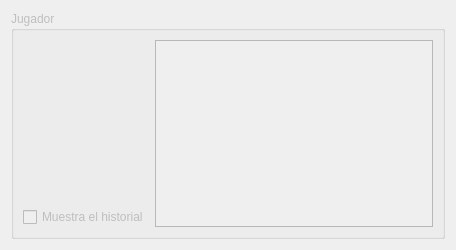
First picture: the form in ui/wdgUserPanel.ui, repository turulomio/glparchis, before the edit.
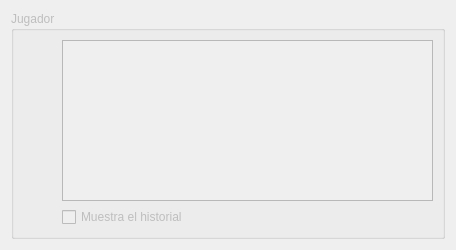
Second picture: the form after the edit. Icons and pictures are not drawn.

```diff
--- a/ui/wdgUserPanel.ui
+++ b/ui/wdgUserPanel.ui
@@ -40,10 +40,10 @@
      <property name="title">
       <string>Jugador</string>
      </property>
+     <layout class="QHBoxLayout" name="horizontalLayout_2">
+      <item>
      <layout class="QHBoxLayout" name="horizontalLayout">
       <item>
-       <layout class="QHBoxLayout" name="_2">
-        <item>
          <layout class="QVBoxLayout" name="_3">
           <item>
            <widget class="QLabel" name="lblAvatar">
@@ -103,19 +103,6 @@
           </item>
           <item>
            <layout class="QHBoxLayout" name="_4">
-            <item>
-             <widget class="QLabel" name="lblTurn">
-              <property name="text">
-               <string/>
-              </property>
-              <property name="pixmap">
-               <pixmap resource="../images/glparchis.qrc">:/glparchis/star.png</pixmap>
-              </property>
-              <property name="scaledContents">
-               <bool>false</bool>
-              </property>
-             </widget>
-            </item>
             <item>
              <widget class="QLabel" name="lbl1">
               <property name="sizePolicy">
@@ -175,15 +162,10 @@
             </item>
            </layout>
           </item>
-          <item>
-           <widget class="QCheckBox" name="chk">
-            <property name="text">
-             <string>Muestra el historial</string>
-            </property>
-           </widget>
-          </item>
          </layout>
         </item>
+        <item>
+         <layout class="QVBoxLayout" name="verticalLayout">
         <item>
          <widget class="QListView" name="lst">
           <property name="palette">
@@ -281,6 +263,15 @@
            <bool>false</bool>
           </property>
          </widget>
+          </item>
+          <item>
+           <widget class="QCheckBox" name="chk">
+            <property name="text">
+             <string>Muestra el historial</string>
+            </property>
+           </widget>
+          </item>
+         </layout>
         </item>
        </layout>
       </item>
```
Lines whose indentation alone changed are shown as unchanged.
